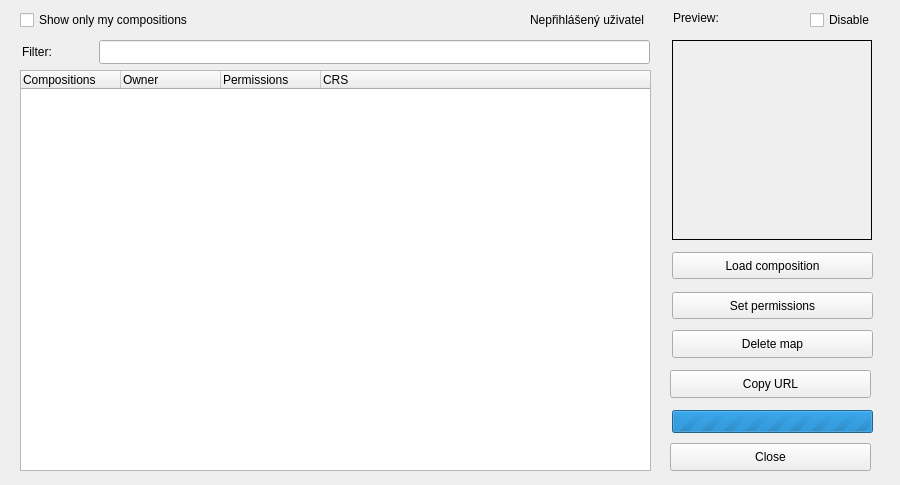
Before: the Qt Designer form dlg_addMap.ui in LESPROJEKT/qgis-layman-plugin, drawn with Qt 5.
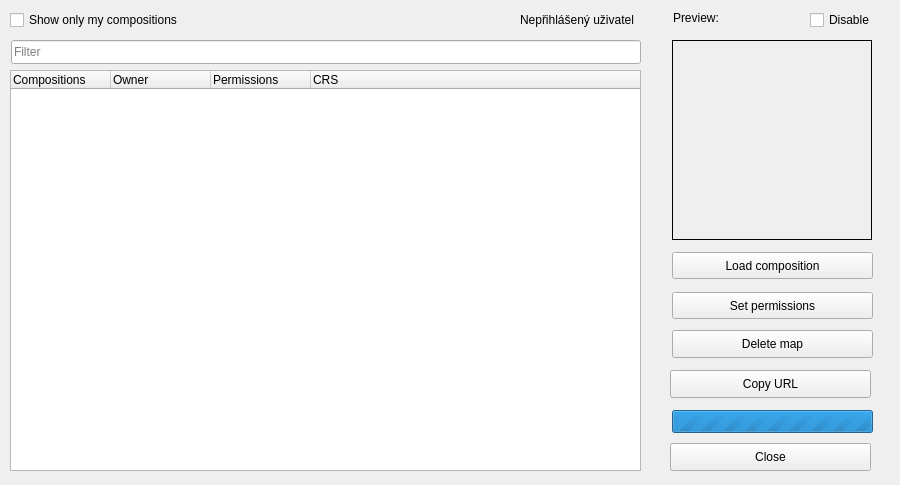
After: the same form once the commit is applied. Icons and pictures are not drawn. Custom widgets are drawn as their Qt base class.

Commit message: loading composition in new form 1

```diff
--- a/dlg_addMap.ui
+++ b/dlg_addMap.ui
@@ -64,36 +64,6 @@
      <normaloff>icons/cancel.png</normaloff>icons/cancel.png</iconset>
    </property>
   </widget>
-  <widget class="QTreeWidget" name="treeWidget">
-   <property name="geometry">
-    <rect>
-     <x>20</x>
-     <y>70</y>
-     <width>631</width>
-     <height>401</height>
-    </rect>
-   </property>
-   <column>
-    <property name="text">
-     <string>Compositions</string>
-    </property>
-   </column>
-   <column>
-    <property name="text">
-     <string>Owner</string>
-    </property>
-   </column>
-   <column>
-    <property name="text">
-     <string>Permissions</string>
-    </property>
-   </column>
-   <column>
-    <property name="text">
-     <string>CRS</string>
-    </property>
-   </column>
-  </widget>
   <widget class="QLabel" name="label_thumbnail">
    <property name="geometry">
     <rect>
@@ -232,67 +202,6 @@
      <normaloff>icons/share_FILL0_wght500_GRAD0_opsz24.png</normaloff>icons/share_FILL0_wght500_GRAD0_opsz24.png</iconset>
    </property>
   </widget>
-  <widget class="QgsFilterLineEdit" name="filter">
-   <property name="geometry">
-    <rect>
-     <x>99</x>
-     <y>40</y>
-     <width>551</width>
-     <height>24</height>
-    </rect>
-   </property>
-   <property name="sizePolicy">
-    <sizepolicy hsizetype="Expanding" vsizetype="Fixed">
-     <horstretch>0</horstretch>
-     <verstretch>0</verstretch>
-    </sizepolicy>
-   </property>
-   <property name="text">
-    <string/>
-   </property>
-   <property name="value">
-    <string/>
-   </property>
-  </widget>
-  <widget class="QCheckBox" name="checkBox_own">
-   <property name="geometry">
-    <rect>
-     <x>20</x>
-     <y>10</y>
-     <width>231</width>
-     <height>20</height>
-    </rect>
-   </property>
-   <property name="text">
-    <string>Show only my compositions</string>
-   </property>
-  </widget>
-  <widget class="QLabel" name="label">
-   <property name="geometry">
-    <rect>
-     <x>22</x>
-     <y>44</y>
-     <width>50</width>
-     <height>16</height>
-    </rect>
-   </property>
-   <property name="text">
-    <string>Filter:</string>
-   </property>
-  </widget>
-  <widget class="QLabel" name="label_noUser">
-   <property name="geometry">
-    <rect>
-     <x>530</x>
-     <y>12</y>
-     <width>151</width>
-     <height>16</height>
-    </rect>
-   </property>
-   <property name="text">
-    <string>Nepřihlášený uživatel</string>
-   </property>
-  </widget>
   <widget class="QPushButton" name="pushButton_copyUrl">
    <property name="geometry">
     <rect>
@@ -323,6 +232,103 @@
     <string>Disable</string>
    </property>
   </widget>
+  <widget class="QStackedWidget" name="stackedWidget">
+   <property name="geometry">
+    <rect>
+     <x>10</x>
+     <y>10</y>
+     <width>651</width>
+     <height>461</height>
+    </rect>
+   </property>
+   <property name="currentIndex">
+    <number>1</number>
+   </property>
+   <widget class="QWidget" name="page"/>
+   <widget class="QWidget" name="page_2">
+    <widget class="QTreeWidget" name="treeWidget">
+     <property name="geometry">
+      <rect>
+       <x>0</x>
+       <y>60</y>
+       <width>631</width>
+       <height>401</height>
+      </rect>
+     </property>
+     <column>
+      <property name="text">
+       <string>Compositions</string>
+      </property>
+     </column>
+     <column>
+      <property name="text">
+       <string>Owner</string>
+      </property>
+     </column>
+     <column>
+      <property name="text">
+       <string>Permissions</string>
+      </property>
+     </column>
+     <column>
+      <property name="text">
+       <string>CRS</string>
+      </property>
+     </column>
+    </widget>
+    <widget class="QgsFilterLineEdit" name="filter">
+     <property name="geometry">
+      <rect>
+       <x>1</x>
+       <y>30</y>
+       <width>630</width>
+       <height>24</height>
+      </rect>
+     </property>
+     <property name="sizePolicy">
+      <sizepolicy hsizetype="Expanding" vsizetype="Fixed">
+       <horstretch>0</horstretch>
+       <verstretch>0</verstretch>
+      </sizepolicy>
+     </property>
+     <property name="text">
+      <string/>
+     </property>
+     <property name="placeholderText">
+      <string>Filter</string>
+     </property>
+     <property name="value">
+      <string/>
+     </property>
+    </widget>
+    <widget class="QLabel" name="label_noUser">
+     <property name="geometry">
+      <rect>
+       <x>510</x>
+       <y>2</y>
+       <width>151</width>
+       <height>16</height>
+      </rect>
+     </property>
+     <property name="text">
+      <string>Nepřihlášený uživatel</string>
+     </property>
+    </widget>
+    <widget class="QCheckBox" name="checkBox_own">
+     <property name="geometry">
+      <rect>
+       <x>0</x>
+       <y>0</y>
+       <width>231</width>
+       <height>20</height>
+      </rect>
+     </property>
+     <property name="text">
+      <string>Show only my compositions</string>
+     </property>
+    </widget>
+   </widget>
+  </widget>
  </widget>
  <customwidgets>
   <customwidget>
```
The commit also changes 4 other files.
